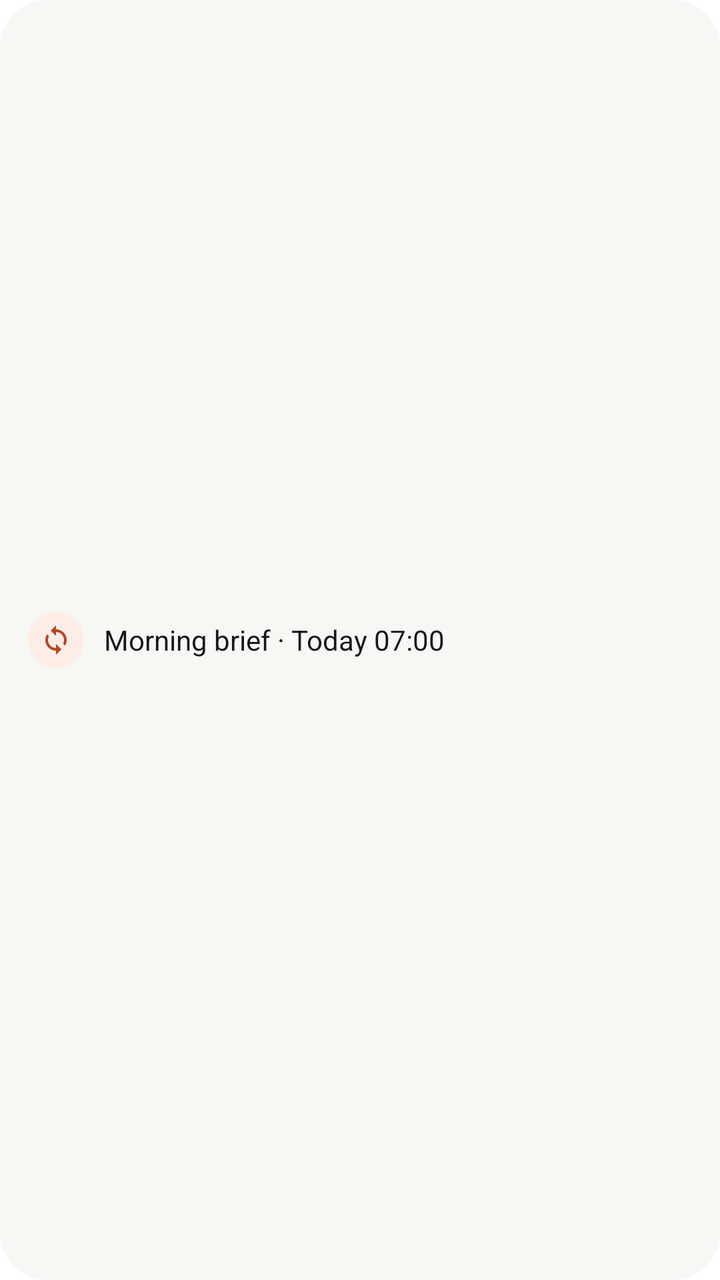
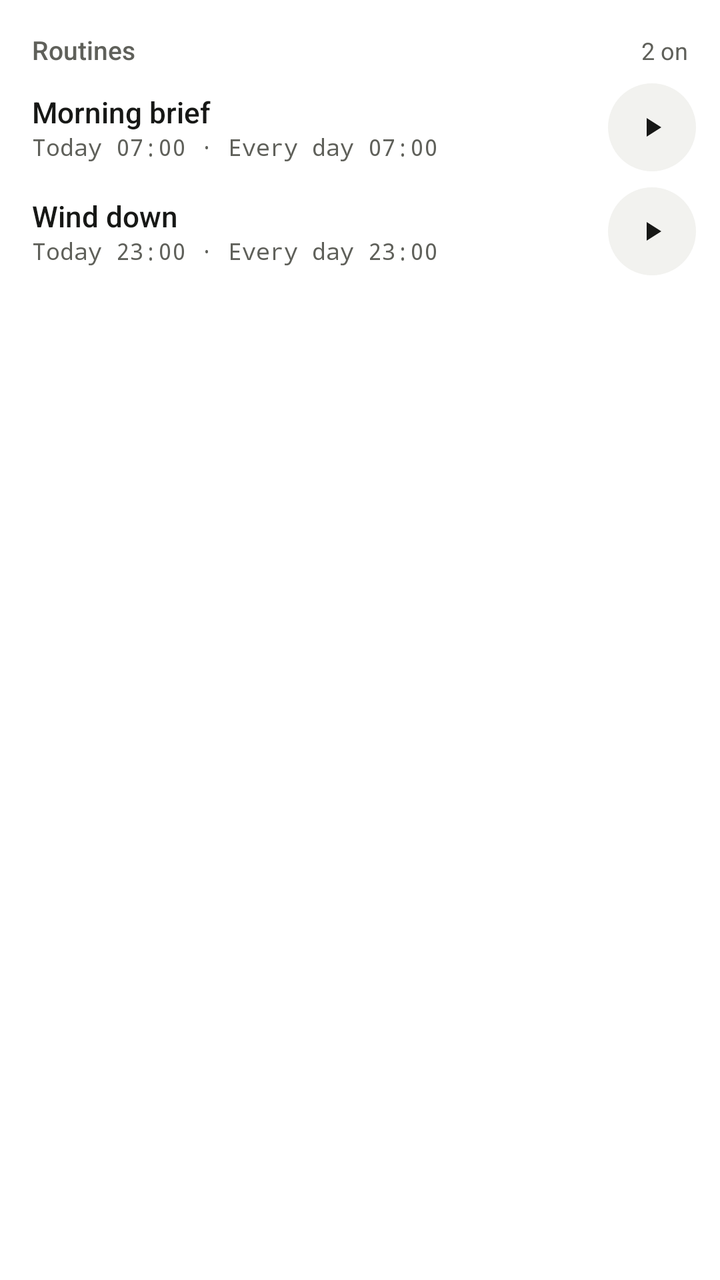

Compare the two renders of this Android layout. The source of the first and the diff that turns it into the second are given below.
<!-- AndroidManifest.xml: fallback theme Theme.MaterialComponents.DayNight.NoActionBar -->
<!-- res/layout/widget_preview_routines.xml -->
<?xml version="1.0" encoding="utf-8"?>
<LinearLayout xmlns:android="http://schemas.android.com/apk/res/android"
    android:layout_width="match_parent"
    android:layout_height="match_parent"
    android:background="@drawable/widget_preview_bg"
    android:gravity="center_vertical"
    android:orientation="horizontal"
    android:padding="14dp">

    <ImageView
        android:layout_width="28dp"
        android:layout_height="28dp"
        android:background="@drawable/widget_preview_dot"
        android:importantForAccessibility="no"
        android:padding="6dp"
        android:src="@drawable/ic_widget_routine"
        android:tint="@color/widget_preview_accent" />

    <TextView
        android:layout_width="0dp"
        android:layout_height="wrap_content"
        android:layout_marginStart="10dp"
        android:layout_weight="1"
        android:maxLines="3"
        android:text="@string/widget_routines_preview"
        android:textColor="@color/widget_preview_text"
        android:textSize="14sp" />
</LinearLayout>
<!-- resources referenced by this layout -->
<resources>
  <color name="widget_preview_accent">#FFB8471F</color>
  <color name="widget_preview_text">#FF171816</color>
  <!-- drawable ic_widget_routine (drawable) -->
  <?xml version="1.0" encoding="utf-8"?>
  <vector xmlns:android="http://schemas.android.com/apk/res/android"
      android:width="24dp"
      android:height="24dp"
      android:viewportWidth="24"
      android:viewportHeight="24">
      <path
          android:fillColor="#FFFFFFFF"
          android:pathData="M12,4V1L8,5l4,4V6c3.31,0 6,2.69 6,6 0,1.01 -0.25,1.97 -0.7,2.8l1.46,1.46C19.54,15.03 20,13.57 20,12c0,-4.42 -3.58,-8 -8,-8zM12,18c-3.31,0 -6,-2.69 -6,-6 0,-1.01 0.25,-1.97 0.7,-2.8L5.24,7.74C4.46,8.97 4,10.43 4,12c0,4.42 3.58,8 8,8v3l4,-4 -4,-4v3z" />
  </vector>
  <!-- drawable widget_preview_bg (drawable) -->
  <?xml version="1.0" encoding="utf-8"?>
  <shape xmlns:android="http://schemas.android.com/apk/res/android" android:shape="rectangle">
      <solid android:color="@color/widget_preview_bg" />
      <corners android:radius="24dp" />
  </shape>
  <!-- drawable widget_preview_dot (drawable) -->
  <?xml version="1.0" encoding="utf-8"?>
  <shape xmlns:android="http://schemas.android.com/apk/res/android" android:shape="oval">
      <solid android:color="@color/widget_preview_dot" />
  </shape>
  <string name="widget_routines_preview">Morning brief · Today 07:00</string>
  <color name="widget_preview_bg">#FFF7F7F4</color>
  <color name="widget_preview_dot">#FFFCEDE7</color>
</resources>

<!-- the commit's change to res/layout/widget_preview_routines.xml (unified diff, before → after) -->
@@ -3,26 +3,121 @@
     android:layout_width="match_parent"
     android:layout_height="match_parent"
     android:background="@drawable/widget_preview_bg"
-    android:gravity="center_vertical"
-    android:orientation="horizontal"
-    android:padding="14dp">
+    android:contentDescription="@string/widget_routines_preview"
+    android:orientation="vertical"
+    android:padding="12dp">
 
-    <ImageView
-        android:layout_width="28dp"
-        android:layout_height="28dp"
-        android:background="@drawable/widget_preview_dot"
-        android:importantForAccessibility="no"
-        android:padding="6dp"
-        android:src="@drawable/ic_widget_routine"
-        android:tint="@color/widget_preview_accent" />
+    <LinearLayout
+        android:layout_width="match_parent"
+        android:layout_height="wrap_content"
+        android:orientation="horizontal"
+        android:paddingHorizontal="4dp"
+        android:paddingVertical="4dp">
 
-    <TextView
-        android:layout_width="0dp"
+        <TextView
+            android:layout_width="0dp"
+            android:layout_height="wrap_content"
+            android:layout_weight="1"
+            android:text="@string/widget_routines_label"
+            android:textColor="@color/widget_preview_sub"
+            android:textSize="13sp"
+            android:fontFamily="sans-serif-medium" />
+
+        <TextView
+            android:layout_width="wrap_content"
+            android:layout_height="wrap_content"
+            android:text="@string/widget_routines_preview_count"
+            android:textColor="@color/widget_preview_sub"
+            android:textSize="12sp" />
+    </LinearLayout>
+
+    <LinearLayout
+        android:layout_width="match_parent"
         android:layout_height="wrap_content"
-        android:layout_marginStart="10dp"
-        android:layout_weight="1"
-        android:maxLines="3"
-        android:text="@string/widget_routines_preview"
-        android:textColor="@color/widget_preview_text"
-        android:textSize="14sp" />
+        android:gravity="center_vertical"
+        android:minHeight="52dp"
+        android:orientation="horizontal"
+        android:paddingStart="4dp"
+        android:paddingEnd="0dp">
+
+        <LinearLayout
+            android:layout_width="0dp"
+            android:layout_height="wrap_content"
+            android:layout_weight="1"
+            android:orientation="vertical">
+
+            <TextView
+                android:layout_width="wrap_content"
+                android:layout_height="wrap_content"
+                android:maxLines="1"
+                android:text="@string/widget_routines_preview_1_title"
+                android:textColor="@color/widget_preview_text"
+                android:textSize="14.5sp"
+                android:fontFamily="sans-serif-medium" />
+
+            <TextView
+                android:layout_width="wrap_content"
+                android:layout_height="wrap_content"
+                android:fontFamily="monospace"
+                android:maxLines="1"
+                android:text="@string/widget_routines_preview_1_when"
+                android:textColor="@color/widget_preview_sub"
+                android:textSize="11.5sp" />
+        </LinearLayout>
+
+        <ImageView
+            android:layout_width="44dp"
+            android:layout_height="44dp"
+            android:layout_marginStart="6dp"
+            android:background="@drawable/widget_preview_round"
+            android:importantForAccessibility="no"
+            android:padding="14dp"
+            android:src="@drawable/ic_widget_play"
+            android:tint="@color/widget_preview_text" />
+    </LinearLayout>
+
+    <LinearLayout
+        android:layout_width="match_parent"
+        android:layout_height="wrap_content"
+        android:gravity="center_vertical"
+        android:minHeight="52dp"
+        android:orientation="horizontal"
+        android:paddingStart="4dp"
+        android:paddingEnd="0dp">
+
+        <LinearLayout
+            android:layout_width="0dp"
+            android:layout_height="wrap_content"
+            android:layout_weight="1"
+            android:orientation="vertical">
+
+            <TextView
+                android:layout_width="wrap_content"
+                android:layout_height="wrap_content"
+                android:maxLines="1"
+                android:text="@string/widget_routines_preview_2_title"
+                android:textColor="@color/widget_preview_text"
+                android:textSize="14.5sp"
+                android:fontFamily="sans-serif-medium" />
+
+            <TextView
+                android:layout_width="wrap_content"
+                android:layout_height="wrap_content"
+                android:fontFamily="monospace"
+                android:maxLines="1"
+                android:text="@string/widget_routines_preview_2_when"
+                android:textColor="@color/widget_preview_sub"
+                android:textSize="11.5sp" />
+        </LinearLayout>
+
+        <ImageView
+            android:layout_width="44dp"
+            android:layout_height="44dp"
+            android:layout_marginStart="6dp"
+            android:background="@drawable/widget_preview_round"
+            android:importantForAccessibility="no"
+            android:padding="14dp"
+            android:src="@drawable/ic_widget_play"
+            android:tint="@color/widget_preview_text" />
+    </LinearLayout>
 </LinearLayout>
<!-- resource entries referenced after the edit -->
@@ -1,8 +1,8 @@
 <!-- resources referenced by this layout -->
 <resources>
-  <color name="widget_preview_accent">#FFB8471F</color>
+  <color name="widget_preview_sub">#FF5F605A</color>
   <color name="widget_preview_text">#FF171816</color>
-  <!-- drawable ic_widget_routine (drawable) -->
+  <!-- drawable ic_widget_play (drawable) -->
   <?xml version="1.0" encoding="utf-8"?>
   <vector xmlns:android="http://schemas.android.com/apk/res/android"
       android:width="24dp"
@@ -11,21 +11,27 @@
       android:viewportHeight="24">
       <path
           android:fillColor="#FFFFFFFF"
-          android:pathData="M12,4V1L8,5l4,4V6c3.31,0 6,2.69 6,6 0,1.01 -0.25,1.97 -0.7,2.8l1.46,1.46C19.54,15.03 20,13.57 20,12c0,-4.42 -3.58,-8 -8,-8zM12,18c-3.31,0 -6,-2.69 -6,-6 0,-1.01 0.25,-1.97 0.7,-2.8L5.24,7.74C4.46,8.97 4,10.43 4,12c0,4.42 3.58,8 8,8v3l4,-4 -4,-4v3z" />
+          android:pathData="M8,5v14l11,-7z" />
   </vector>
   <!-- drawable widget_preview_bg (drawable) -->
   <?xml version="1.0" encoding="utf-8"?>
   <shape xmlns:android="http://schemas.android.com/apk/res/android" android:shape="rectangle">
       <solid android:color="@color/widget_preview_bg" />
-      <corners android:radius="24dp" />
+      <corners android:radius="28dp" />
   </shape>
-  <!-- drawable widget_preview_dot (drawable) -->
+  <!-- drawable widget_preview_round (drawable) -->
   <?xml version="1.0" encoding="utf-8"?>
   <shape xmlns:android="http://schemas.android.com/apk/res/android" android:shape="oval">
-      <solid android:color="@color/widget_preview_dot" />
+      <solid android:color="@color/widget_preview_fill" />
   </shape>
+  <string name="widget_routines_label">Routines</string>
   <string name="widget_routines_preview">Morning brief · Today 07:00</string>
-  <color name="widget_preview_bg">#FFF7F7F4</color>
-  <color name="widget_preview_dot">#FFFCEDE7</color>
+  <string name="widget_routines_preview_1_title">Morning brief</string>
+  <string name="widget_routines_preview_1_when">Today 07:00 · Every day 07:00</string>
+  <string name="widget_routines_preview_2_title">Wind down</string>
+  <string name="widget_routines_preview_2_when">Today 23:00 · Every day 23:00</string>
+  <string name="widget_routines_preview_count">2 on</string>
+  <color name="widget_preview_bg">#FFFFFFFF</color>
+  <color name="widget_preview_fill">#FFF2F2EF</color>
 </resources>
 
